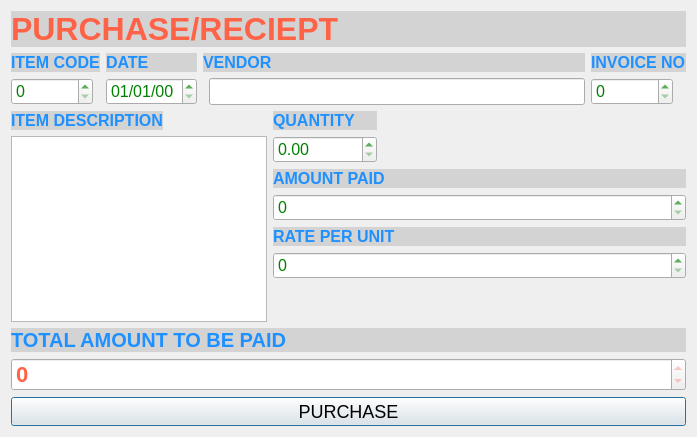
First picture: the form in WareHouse/purchasedialog.ui, repository ZeroCoolHacker/Inventory, before the edit.
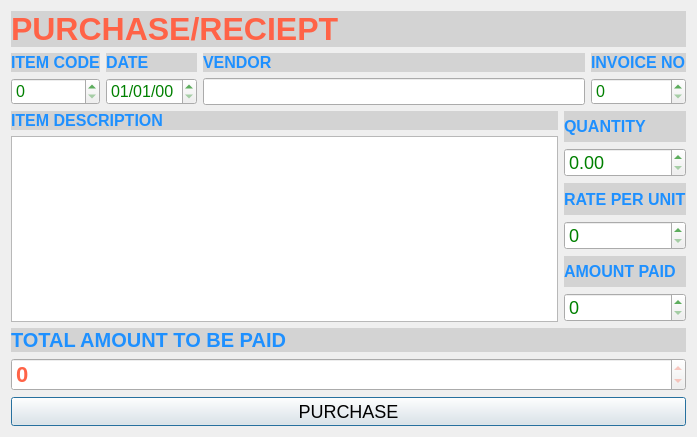
Second picture: the form after the edit.

Commit message:
ReCreated the layout
The New layout is better and the issue of item_description plaintextedit
dissappearing is now resolved

The edit to the form file:
```diff
--- a/WareHouse/purchasedialog.ui
+++ b/WareHouse/purchasedialog.ui
@@ -25,12 +25,16 @@
     </widget>
    </item>
    <item row="1" column="0">
-    <layout class="QFormLayout" name="formLayout_2">
-     <item row="0" column="0" colspan="2">
+    <layout class="QVBoxLayout" name="verticalLayout_13">
+     <item>
+      <layout class="QVBoxLayout" name="verticalLayout_12">
+       <item>
+        <layout class="QVBoxLayout" name="verticalLayout_11">
+         <item>
       <layout class="QHBoxLayout" name="horizontalLayout">
        <item>
-        <layout class="QFormLayout" name="formLayout_10">
-         <item row="0" column="0">
+            <layout class="QVBoxLayout" name="verticalLayout">
+             <item>
           <widget class="QLabel" name="label_2">
            <property name="styleSheet">
             <string notr="true">color:dodgerblue; 
@@ -46,7 +50,7 @@
            </property>
           </widget>
          </item>
-         <item row="1" column="0">
+             <item>
           <widget class="QSpinBox" name="itemcode_spinBox">
            <property name="styleSheet">
             <string notr="true">font-size:16px;color:green;</string>
@@ -59,8 +63,8 @@
         </layout>
        </item>
        <item>
-        <layout class="QFormLayout" name="formLayout_9">
-         <item row="0" column="0" colspan="2">
+            <layout class="QVBoxLayout" name="verticalLayout_2">
+             <item>
           <widget class="QLabel" name="label_3">
            <property name="styleSheet">
             <string notr="true">color:dodgerblue; 
@@ -76,7 +80,7 @@
            </property>
           </widget>
          </item>
-         <item row="1" column="0">
+             <item>
           <widget class="QDateEdit" name="purchase_dateEdit">
            <property name="styleSheet">
             <string notr="true">font-size:16px;color:green;</string>
@@ -89,8 +93,8 @@
         </layout>
        </item>
        <item>
-        <layout class="QFormLayout" name="formLayout_8">
-         <item row="0" column="0" colspan="2">
+            <layout class="QVBoxLayout" name="verticalLayout_3">
+             <item>
           <widget class="QLabel" name="label_4">
            <property name="styleSheet">
             <string notr="true">color:dodgerblue; 
@@ -106,7 +110,7 @@
            </property>
           </widget>
          </item>
-         <item row="1" column="1">
+             <item>
           <widget class="QLineEdit" name="vendorname_lineEdit">
            <property name="styleSheet">
             <string notr="true">font-size:16px;</string>
@@ -116,8 +120,8 @@
         </layout>
        </item>
        <item>
-        <layout class="QFormLayout" name="formLayout_7">
-         <item row="0" column="0">
+            <layout class="QVBoxLayout" name="verticalLayout_5">
+             <item>
           <widget class="QLabel" name="label_5">
            <property name="styleSheet">
             <string notr="true">color:dodgerblue; 
@@ -133,7 +137,7 @@
            </property>
           </widget>
          </item>
-         <item row="1" column="0">
+             <item>
           <widget class="QSpinBox" name="invoiceno_spinBox_2">
            <property name="styleSheet">
             <string notr="true">font-size:16px;color:green;</string>
@@ -147,15 +151,11 @@
        </item>
       </layout>
      </item>
-     <item row="1" column="0">
-      <layout class="QFormLayout" name="formLayout_5">
-       <property name="labelAlignment">
-        <set>Qt::AlignCenter</set>
-       </property>
-       <property name="formAlignment">
-        <set>Qt::AlignHCenter|Qt::AlignTop</set>
-       </property>
-       <item row="0" column="0">
+         <item>
+          <layout class="QHBoxLayout" name="horizontalLayout_2">
+           <item>
+            <layout class="QVBoxLayout" name="verticalLayout_6">
+             <item>
         <widget class="QLabel" name="label_6">
          <property name="styleSheet">
           <string notr="true">color:dodgerblue; 
@@ -171,7 +171,7 @@
          </property>
         </widget>
        </item>
-       <item row="1" column="0">
+             <item>
         <widget class="QPlainTextEdit" name="itemdescription_plainTextEdit">
          <property name="styleSheet">
           <string notr="true">font-size:16px;</string>
@@ -183,10 +183,10 @@
        </item>
       </layout>
      </item>
-     <item row="1" column="1">
-      <layout class="QFormLayout" name="formLayout">
-       <item row="0" column="0">
-        <layout class="QVBoxLayout" name="verticalLayout">
+           <item>
+            <layout class="QVBoxLayout" name="verticalLayout_10">
+             <item>
+              <layout class="QVBoxLayout" name="verticalLayout_7">
          <item>
           <widget class="QLabel" name="label_7">
            <property name="styleSheet">
@@ -206,7 +206,7 @@
          <item>
           <widget class="QDoubleSpinBox" name="quantity_doubleSpinBox">
            <property name="styleSheet">
-            <string notr="true">font-size:16px;color:green;</string>
+                  <string notr="true">font-size:18px;color:green;</string>
            </property>
            <property name="maximum">
             <double>999999999999999983222784.000000000000000</double>
@@ -215,38 +215,8 @@
          </item>
         </layout>
        </item>
-       <item row="1" column="0" colspan="2">
-        <layout class="QVBoxLayout" name="verticalLayout_2">
          <item>
-          <widget class="QLabel" name="label_9">
-           <property name="styleSheet">
-            <string notr="true">color:dodgerblue; 
-font-size:16px;
- background-color:lightgray;
-font-weight:600;</string>
-           </property>
-           <property name="text">
-            <string>AMOUNT PAID</string>
-           </property>
-           <property name="buddy">
-            <cstring>itemcode_spinBox</cstring>
-           </property>
-          </widget>
-         </item>
-         <item>
-          <widget class="QSpinBox" name="amountpaid_spinBox_3">
-           <property name="styleSheet">
-            <string notr="true">font-size:16px;color:green;</string>
-           </property>
-           <property name="maximum">
-            <number>999999999</number>
-           </property>
-          </widget>
-         </item>
-        </layout>
-       </item>
-       <item row="2" column="0" colspan="2">
-        <layout class="QVBoxLayout" name="verticalLayout_3">
+              <layout class="QVBoxLayout" name="verticalLayout_8">
          <item>
           <widget class="QLabel" name="label_8">
            <property name="styleSheet">
@@ -266,7 +236,7 @@
          <item>
           <widget class="QSpinBox" name="rate_spinBox_2">
            <property name="styleSheet">
-            <string notr="true">font-size:16px;color:green;</string>
+                  <string notr="true">font-size:18px;color:green;</string>
            </property>
            <property name="maximum">
             <number>999999999</number>
@@ -275,9 +245,43 @@
          </item>
         </layout>
        </item>
-      </layout>
-     </item>
-     <item row="2" column="0" colspan="2">
+             <item>
+              <layout class="QVBoxLayout" name="verticalLayout_9">
+               <item>
+                <widget class="QLabel" name="label_9">
+                 <property name="styleSheet">
+                  <string notr="true">color:dodgerblue; 
+font-size:16px;
+ background-color:lightgray;
+font-weight:600;</string>
+                 </property>
+                 <property name="text">
+                  <string>AMOUNT PAID</string>
+                 </property>
+                 <property name="buddy">
+                  <cstring>itemcode_spinBox</cstring>
+                 </property>
+                </widget>
+               </item>
+               <item>
+                <widget class="QSpinBox" name="amountpaid_spinBox_3">
+                 <property name="styleSheet">
+                  <string notr="true">font-size:18px;color:green;</string>
+                 </property>
+                 <property name="maximum">
+                  <number>999999999</number>
+                 </property>
+                </widget>
+               </item>
+              </layout>
+             </item>
+            </layout>
+           </item>
+          </layout>
+         </item>
+        </layout>
+       </item>
+       <item>
       <layout class="QVBoxLayout" name="verticalLayout_4">
        <item>
         <widget class="QLabel" name="label_10">
@@ -312,7 +316,7 @@
      </item>
     </layout>
    </item>
-   <item row="2" column="0">
+     <item>
     <widget class="QPushButton" name="purchase_pushButton">
      <property name="styleSheet">
       <string notr="true">font-size:18px;
@@ -323,6 +327,8 @@
       <string>PURCHASE</string>
      </property>
     </widget>
+     </item>
+    </layout>
    </item>
   </layout>
  </widget>
```
Lines whose indentation alone changed are shown as unchanged.
